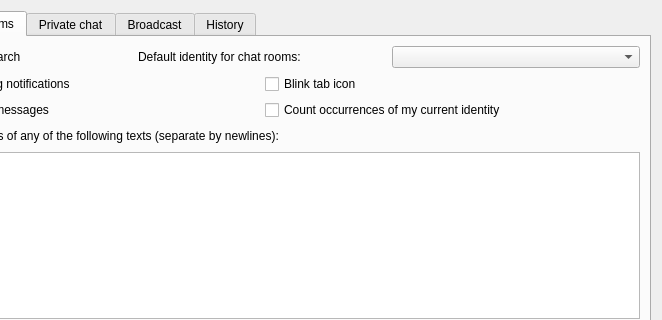
The window that retroshare-gui/src/gui/settings/ChatPage.ui (RetroShare/RetroShare) describes before a commit, drawn with Qt 5; both pictures show x 138 to 800 and y 0 to 320 of the 800 by 592 pixel window.
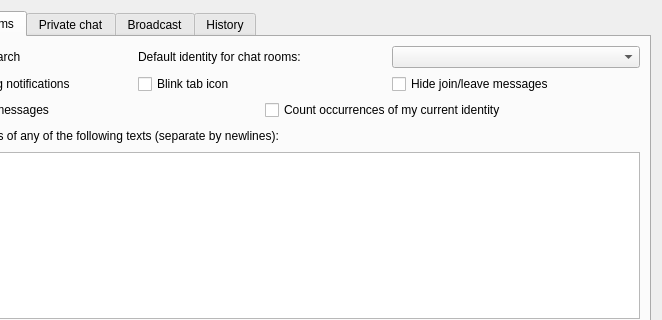
The same window after the commit. The open tabs and pages were chosen to show the change. Custom widgets are drawn as their Qt base class.

Commit message: filter joined/left system messages in chat rooms

What changed in the file:
```diff
--- a/retroshare-gui/src/gui/settings/ChatPage.ui
+++ b/retroshare-gui/src/gui/settings/ChatPage.ui
@@ -564,6 +564,13 @@
            </property>
           </widget>
          </item>
+         <item>
+          <widget class="QCheckBox" name="chatLobby_HideJoinLeave">
+           <property name="text">
+            <string>Hide join/leave messages</string>
+           </property>
+          </widget>
+         </item>
         </layout>
        </item>
        <item>
```
The commit also changes 3 other files.
